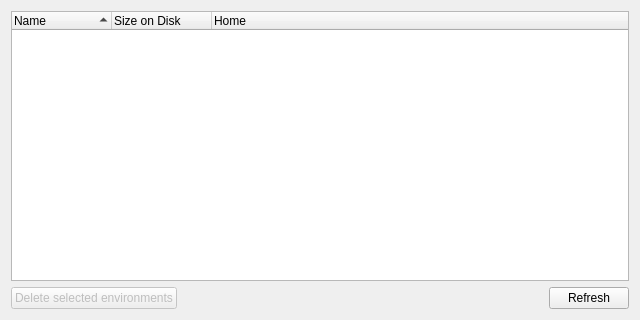
Old version of the form Plugins/org.mitk.gui.qt.pythonenvironments/src/internal/QmitkPythonEnvironmentsView.ui in the repository MITK/MITK.
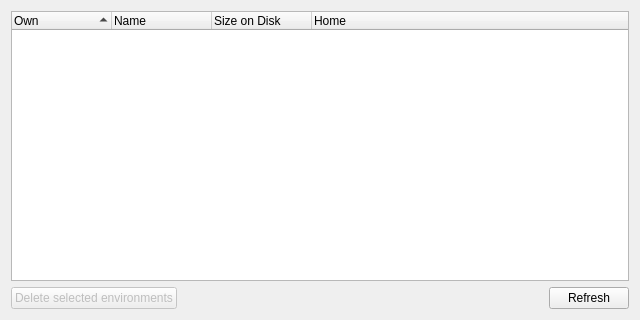
New version of the form.

What changed in the file:
```diff
--- a/Plugins/org.mitk.gui.qt.pythonenvironments/src/internal/QmitkPythonEnvironmentsView.ui
+++ b/Plugins/org.mitk.gui.qt.pythonenvironments/src/internal/QmitkPythonEnvironmentsView.ui
@@ -40,6 +40,11 @@
      <property name="allColumnsShowFocus">
       <bool>true</bool>
      </property>
+     <column>
+      <property name="text">
+       <string>Own</string>
+      </property>
+     </column>
      <column>
       <property name="text">
        <string>Name</string>
```
Left out of the diff: 6 changed lines with no effect on the pictures.
